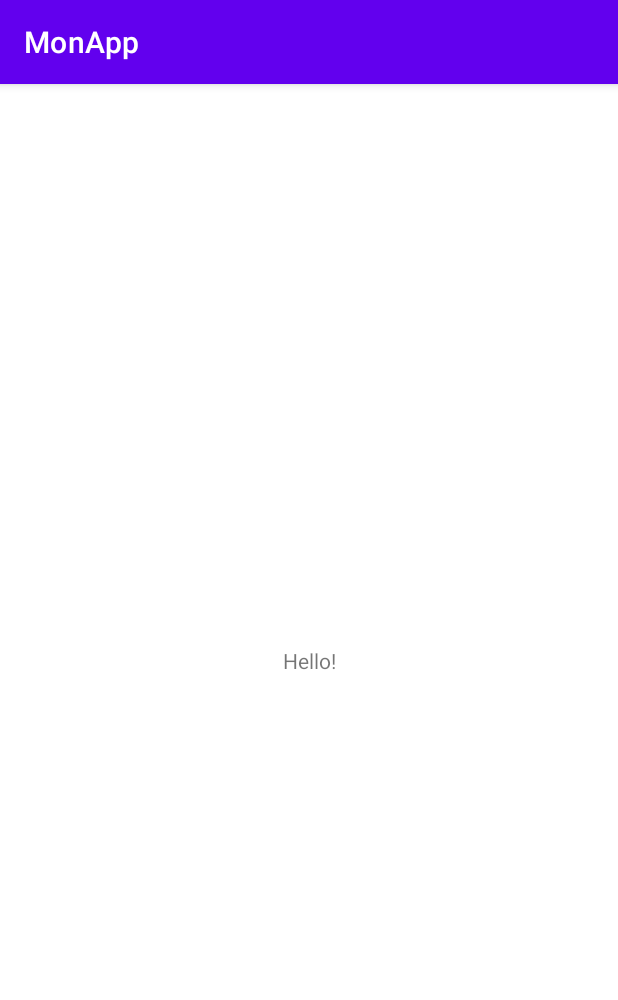
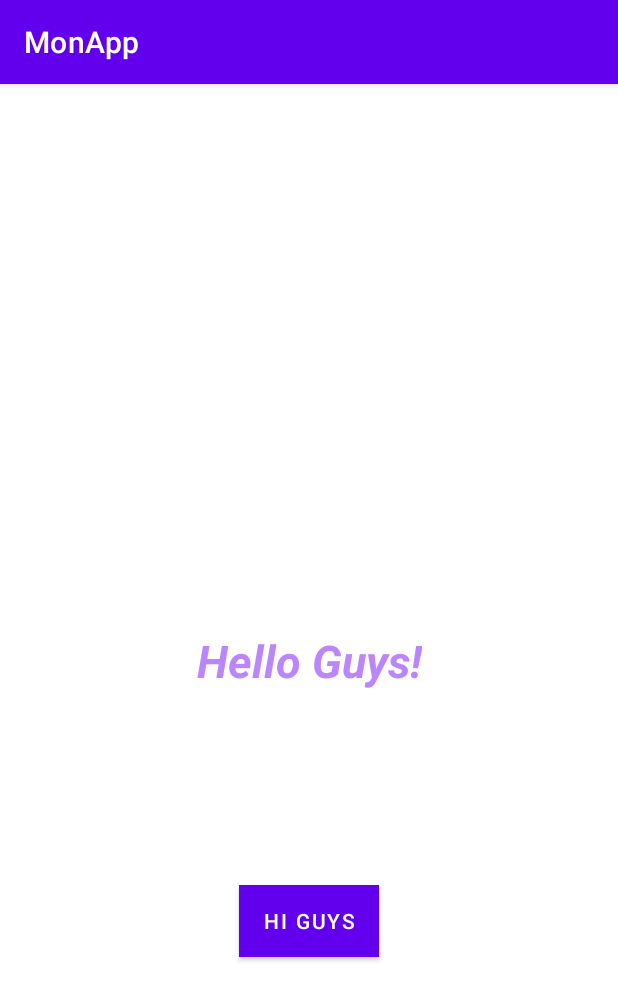
Before and after one commit to kokokanti98/android_studio_apprentissage, an Android app: the screen it shows after launch (MainActivity), on a phone screen of 412 x 824 dp. Shown: the top 1000 px of the screen. Run offline under Robolectric (Android 15) with nearby library versions, the phone set to English and light mode, and no system bars.

Commit message:
AS User Interface basic first commit

```diff
--- a/app/src/main/java/com/example/monapp/MainActivity.java
+++ b/app/src/main/java/com/example/monapp/MainActivity.java
@@ -3,6 +3,8 @@ package com.example.monapp;
 import androidx.appcompat.app.AppCompatActivity;
 
 import android.os.Bundle;
+import android.view.View;
+import android.widget.TextView;
 
 public class MainActivity extends AppCompatActivity {
 
@@ -11,4 +13,13 @@ public class MainActivity extends AppCompatActivity {
         super.onCreate(savedInstanceState);
         setContentView(R.layout.activity_main);
     }
+
+    public void onHelloBtnCicked(View view) {
+
+        //Selection de design Textview
+        TextView TxtMessage = findViewById(R.id.txtWelcome);
+        //Changer le text dans TextView
+        TxtMessage.setText("Hi everyone");
+
+    }
 }
--- a/app/src/main/res/layout/activity_main.xml
+++ b/app/src/main/res/layout/activity_main.xml
@@ -7,13 +7,30 @@
     tools:context=".MainActivity">
 
     <TextView
+        android:id="@+id/txtWelcome"
         android:layout_width="wrap_content"
         android:layout_height="wrap_content"
-        android:text="Hello!"
-
+        android:text="@string/hello_guys"
+        android:textColor="@color/purple_200"
+        android:textSize="30dp"
+        android:textStyle="bold|italic"
         app:layout_constraintBottom_toBottomOf="parent"
-        app:layout_constraintLeft_toLeftOf="parent"
-        app:layout_constraintRight_toRightOf="parent"
+        app:layout_constraintEnd_toEndOf="parent"
+        app:layout_constraintStart_toStartOf="parent"
         app:layout_constraintTop_toTopOf="parent" />
 
+    <Button
+        android:id="@+id/btnHello"
+        android:layout_width="wrap_content"
+        android:layout_height="wrap_content"
+        android:layout_marginTop="96dp"
+        android:background="@color/teal_700"
+        android:onClick="onHelloBtnCicked"
+        android:text="Hi guys"
+        app:layout_constraintBottom_toBottomOf="parent"
+        app:layout_constraintEnd_toEndOf="parent"
+        app:layout_constraintStart_toStartOf="parent"
+        app:layout_constraintTop_toBottomOf="@+id/txtWelcome"
+        app:layout_constraintVertical_bias="0.152" />
+
 </androidx.constraintlayout.widget.ConstraintLayout>
--- a/app/src/main/res/values/strings.xml
+++ b/app/src/main/res/values/strings.xml
@@ -1,3 +1,4 @@
 <resources>
     <string name="app_name">MonApp</string>
+    <string name="hello_guys">Hello Guys!</string>
 </resources>
```
